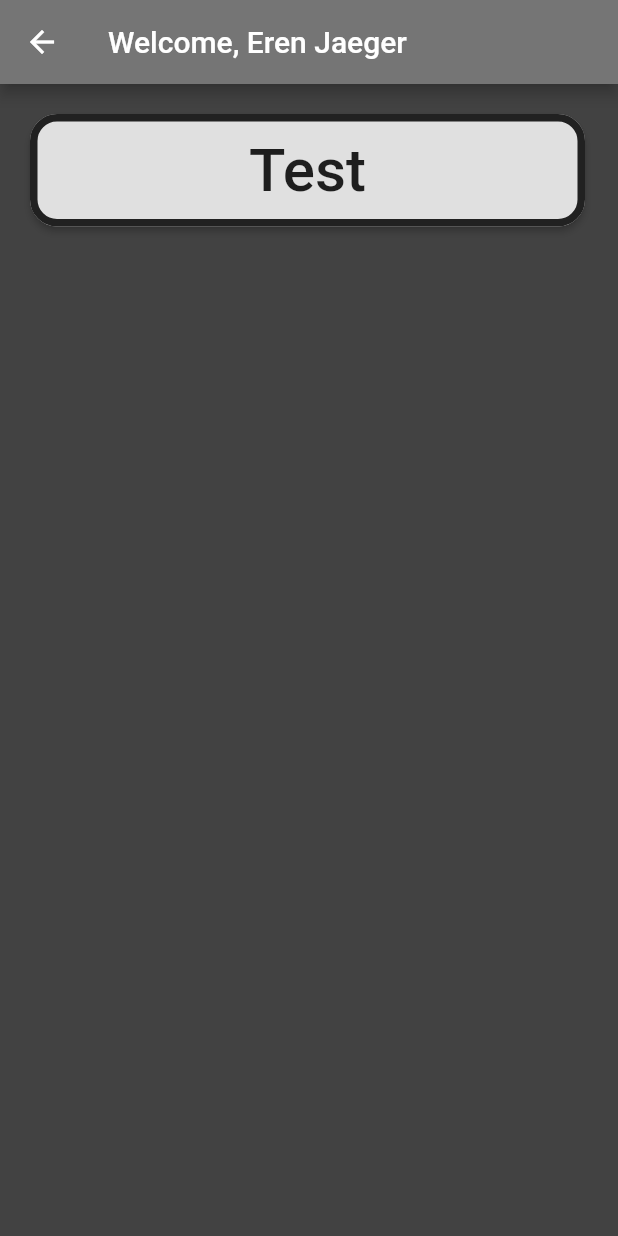
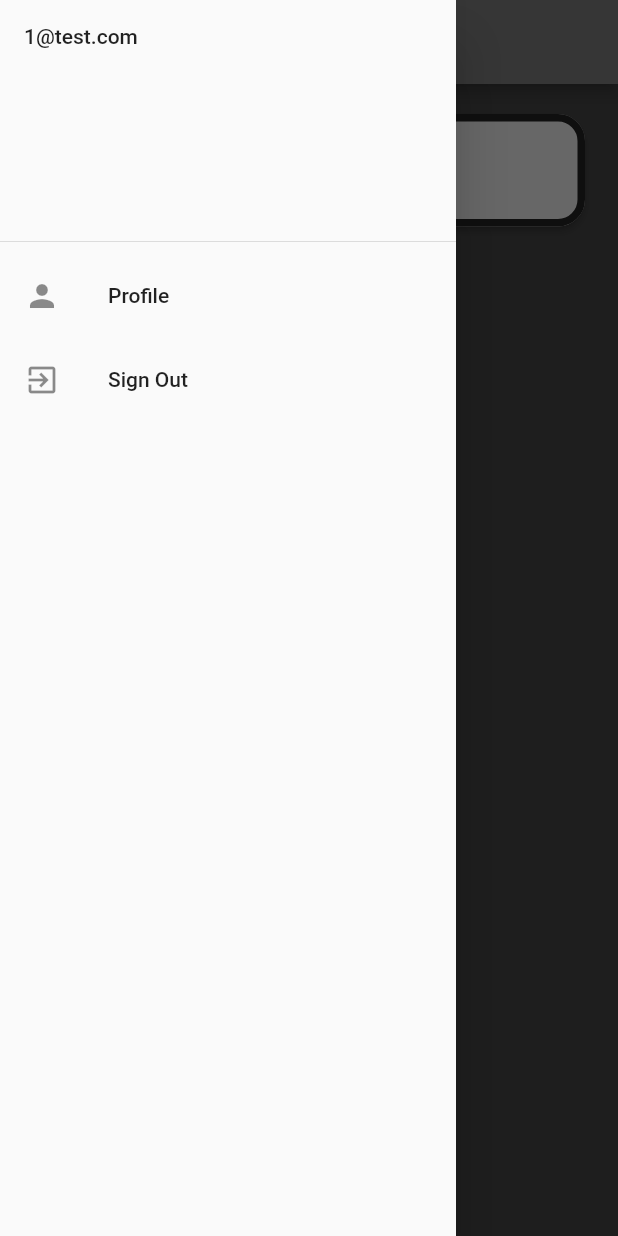
Before and after one commit to cravinpineapple/MAP-creative2, a Flutter app: the HomeScreen screen opened directly, with the side drawer open (before the commit the screen has no drawer), on a phone screen of 412 x 824 dp. Run offline on Flutter 3.47's test engine with Material 2 defaults, Android fonts, the phone set to English and light mode, and no system bars; accounts and stored records are empty.

```diff
--- a/lib/screens/home_screen.dart
+++ b/lib/screens/home_screen.dart
@@ -1,4 +1,5 @@
 import 'package:creative2/model/UserRecord.dart';
+import 'package:creative2/screens/login_screen.dart';
 import 'package:creative2/screens/todo_screen.dart';
 import 'package:flutter/cupertino.dart';
 import 'package:flutter/material.dart';
@@ -35,10 +36,32 @@ class _HomeScreenState extends State<HomeScreen> {
 
     List<Widget> builtList = con.buildList();
 
-    return Scaffold(
+    return WillPopScope(
+      onWillPop: () => Future.value(false),
+      child: Scaffold(
         backgroundColor: Colors.grey[800],
+        drawer: Drawer(
+          child: ListView(
+            children: [
+              DrawerHeader(
+                child: Text(userRecord.email),
+              ),
+              ListTile(
+                leading: Icon(Icons.person),
+                title: Text('Profile'),
+                onTap: null,
+              ),
+              ListTile(
+                leading: Icon(Icons.exit_to_app),
+                title: Text('Sign Out'),
+                onTap: con.signOut,
+              ),
+            ],
+          ),
+        ),
         appBar: AppBar(
-        title: Text('Welcome, ${userRecord.firstName} ${userRecord.lastName}'),
+          title:
+              Text('Welcome, ${userRecord.firstName} ${userRecord.lastName}'),
           backgroundColor: Colors.grey[600],
         ),
         body: SingleChildScrollView(
@@ -64,6 +87,7 @@ class _HomeScreenState extends State<HomeScreen> {
                         ),
                       ),
                     ],
+            ),
           ),
         ),
       ),
@@ -109,4 +133,9 @@ class _Controller {
         )
         .toList();
   }
+
+  void signOut() {
+    Navigator.of(state.context).pop(); // closer drawer
+    Navigator.of(state.context).pop(); // sign out
   }
+}
```
Lines whose indentation alone changed are shown as unchanged.
